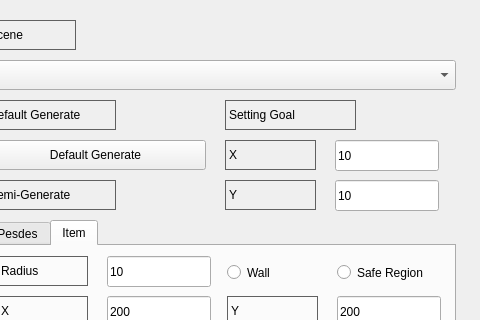
First picture: the form in pypeds/gui/ui/mainwindow_setting.ui, repository my-HenryS/pypeds, before the edit; both pictures show x 835 to 1315 and y 0 to 320 of the 1315 by 732 pixel window.
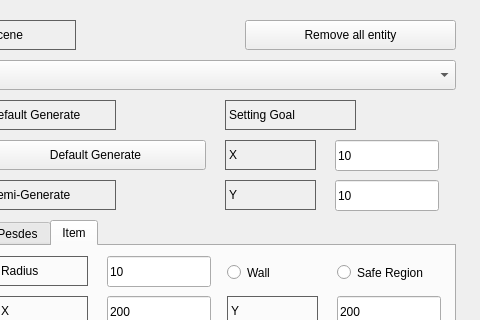
Second picture: the form after the edit.

The edit to the form file:
```diff
--- a/pypeds/gui/ui/mainwindow_setting.ui
+++ b/pypeds/gui/ui/mainwindow_setting.ui
@@ -1004,6 +1004,19 @@
      <string>10</string>
     </property>
    </widget>
+   <widget class="QPushButton" name="pushButton_19">
+    <property name="geometry">
+     <rect>
+      <x>1080</x>
+      <y>20</y>
+      <width>211</width>
+      <height>30</height>
+     </rect>
+    </property>
+    <property name="text">
+     <string>Remove all entity</string>
+    </property>
+   </widget>
   </widget>
   <widget class="QMenuBar" name="menubar">
    <property name="geometry">
```
